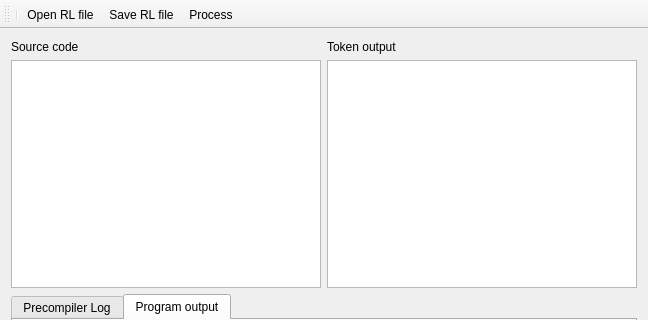
First picture: the form in GUI/RLInterpreterGUI/mainwindow.ui, repository preyko/talw2, before the edit; both pictures show x 0 to 648 and y 0 to 320 of the 648 by 507 pixel window.
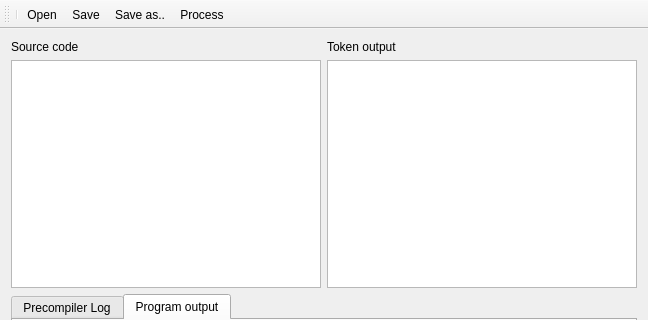
Second picture: the form after the edit. The open tabs and pages were chosen to show the change.

Diff of the .ui file:
```diff
--- a/GUI/RLInterpreterGUI/mainwindow.ui
+++ b/GUI/RLInterpreterGUI/mainwindow.ui
@@ -198,11 +198,12 @@
    <addaction name="separator"/>
    <addaction name="actionOpen_RL_file"/>
    <addaction name="actionSave_RL_file"/>
+   <addaction name="actionSave_as"/>
    <addaction name="actionProcess"/>
   </widget>
   <action name="actionOpen_RL_file">
    <property name="text">
-    <string>Open RL file</string>
+    <string>Open</string>
    </property>
   </action>
   <action name="actionProcess">
@@ -212,7 +213,12 @@
   </action>
   <action name="actionSave_RL_file">
    <property name="text">
-    <string>Save RL file</string>
+    <string>Save</string>
+   </property>
+  </action>
+  <action name="actionSave_as">
+   <property name="text">
+    <string>Save as..</string>
    </property>
   </action>
  </widget>
```
Left out of the diff: 4 changed lines with no effect on the pictures.
